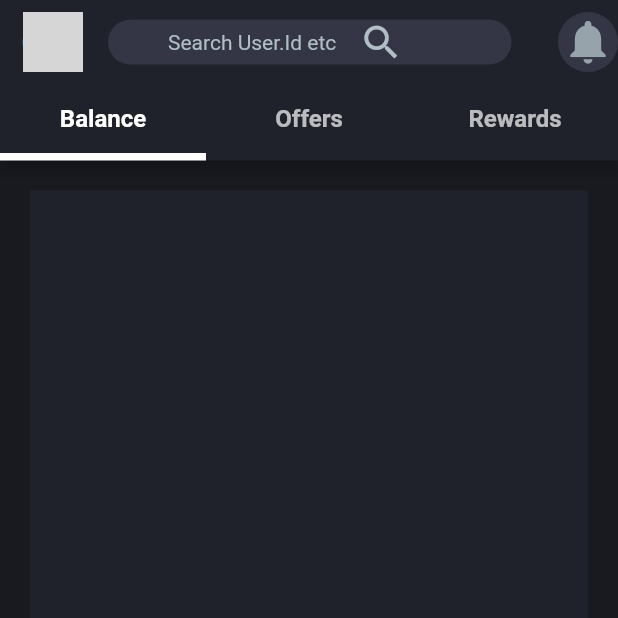
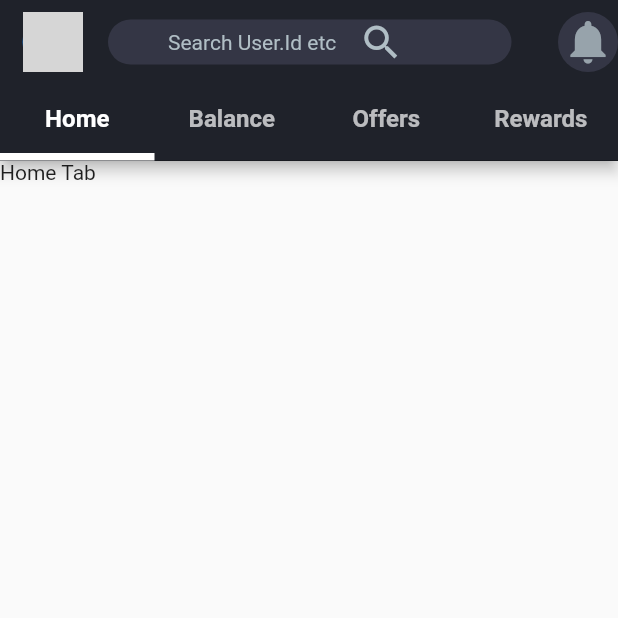
Before and after one commit to Fareed-Shah/Flutter_PaymentApp_UI, a Flutter app: the Home_Screen screen opened directly, on a phone screen of 412 x 824 dp, the top half of it. Run offline on Flutter 3.47's test engine with Material 2 defaults, Android fonts, the phone set to English and light mode, and no system bars; missing offline and left inert: dart:html; grey boxes are pictures that could not be loaded.

```diff
--- a/lib/screens/home_screen.dart
+++ b/lib/screens/home_screen.dart
@@ -1,6 +1,7 @@
 import 'package:assignment_01/constant/app_colour.dart';
 import 'package:assignment_01/custom_widgets/app_barwidget.dart';
 import 'package:assignment_01/screens/balance_screen.dart';
+import 'package:assignment_01/screens/home_tab.dart';
 import 'package:assignment_01/screens/offer_screen.dart';
 import 'package:assignment_01/screens/open_screen.dart';
 import 'package:assignment_01/screens/rewards_screen.dart';
@@ -19,7 +20,7 @@ class _Home_ScreenState extends State<Home_Screen> {
   @override
   Widget build(BuildContext context) {
    return DefaultTabController(
-     length: 3,
+     length: 4,
      child: Scaffold(
        backgroundColor: Color(AppColorConst.basecolor),
        appBar: AppBar(
@@ -88,7 +89,7 @@ class _Home_ScreenState extends State<Home_Screen> {
             indicatorWeight: 5,
             indicatorColor: Colors.white,
             tabs: [
-          //  Tab(child: Text('Home',style: TextStyle(fontSize: 16,fontWeight:FontWeight.w600 ),),),
+           Tab(child: Text('Home',style: TextStyle(fontSize: 16,fontWeight:FontWeight.w600 ),),),
            Tab(child: Text('Balance',style: TextStyle(fontSize: 16,fontWeight:FontWeight.w600 ),),),
            Tab(child: Text('Offers',style: TextStyle(fontSize: 16,fontWeight:FontWeight.w600 ),),),
            Tab(child: Text('Rewards',style: TextStyle(fontSize: 16,fontWeight:FontWeight.w600 ),),)
@@ -96,7 +97,7 @@ class _Home_ScreenState extends State<Home_Screen> {
        ),
        body: TabBarView(children:
        [
-        //  Open_Screen(),
+        Home_Tab(),
          Balance_Screen(),
           Offer_Screen(),
           Rewards_Screen()
--- /dev/null
+++ b/lib/screens/home_tab.dart
@@ -0,0 +1,19 @@
+import 'package:flutter/material.dart';
+
+
+
+class Home_Tab extends StatefulWidget {
+  const Home_Tab({Key? key}) : super(key: key);
+
+  @override
+  State<Home_Tab> createState() => _Home_TabState();
+}
+
+class _Home_TabState extends State<Home_Tab> {
+  @override
+  Widget build(BuildContext context) {
+   return Scaffold(
+    body: Text('Home Tab'),
+   );
+  }
+}
```
Also changed, not shown: lib/constant/app_text.dart (+10 -0 lines), lib/custom_widgets/my_widgets.dart (+14 -8 lines).
